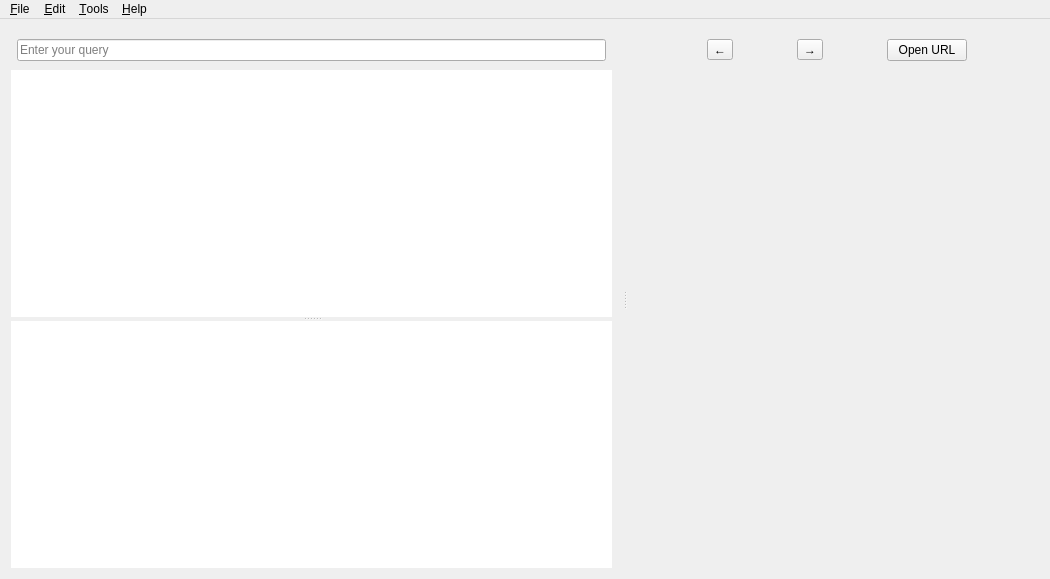
Old version of the form src/libs/ui/forms/mainwindow.ui in the repository zealdocs/zeal.
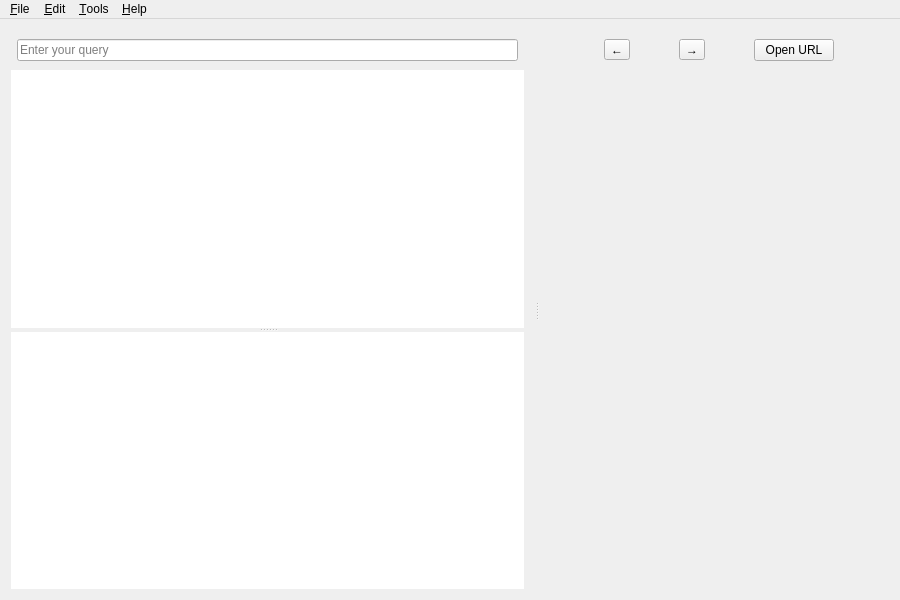
New version of the form. Icons and pictures are not drawn. Custom widgets are drawn as their Qt base class.

Commit message: ui: Cleanup MainWindow's .ui a bit

Patch:
```diff
--- a/src/libs/ui/forms/mainwindow.ui
+++ b/src/libs/ui/forms/mainwindow.ui
@@ -6,8 +6,8 @@
    <rect>
     <x>0</x>
     <y>0</y>
-    <width>1050</width>
-    <height>579</height>
+    <width>900</width>
+    <height>600</height>
    </rect>
   </property>
   <property name="windowTitle">
@@ -29,9 +29,6 @@
     </property>
     <item>
      <widget class="QSplitter" name="splitter">
-      <property name="orientation">
-       <enum>Qt::Horizontal</enum>
-      </property>
       <property name="childrenCollapsible">
        <bool>false</bool>
       </property>
@@ -125,9 +122,6 @@
            <property name="topMargin">
             <number>0</number>
            </property>
-           <property name="rightMargin">
-            <number>12</number>
-           </property>
            <property name="bottomMargin">
             <number>0</number>
            </property>
@@ -200,8 +194,8 @@
     <rect>
      <x>0</x>
      <y>0</y>
-     <width>1050</width>
-     <height>22</height>
+     <width>900</width>
+     <height>23</height>
     </rect>
    </property>
    <widget class="QMenu" name="menuFile">
```
